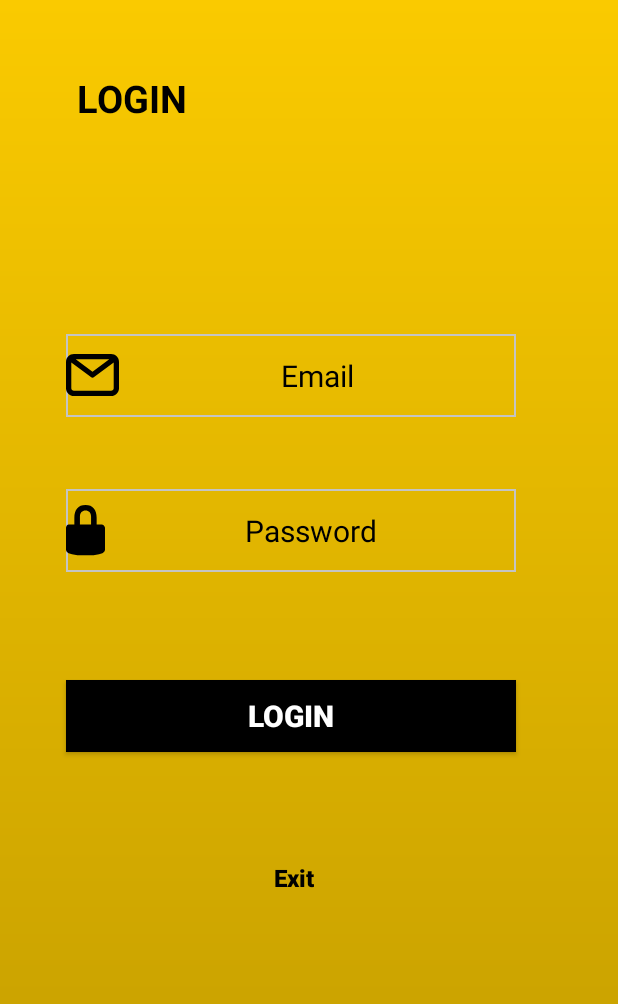
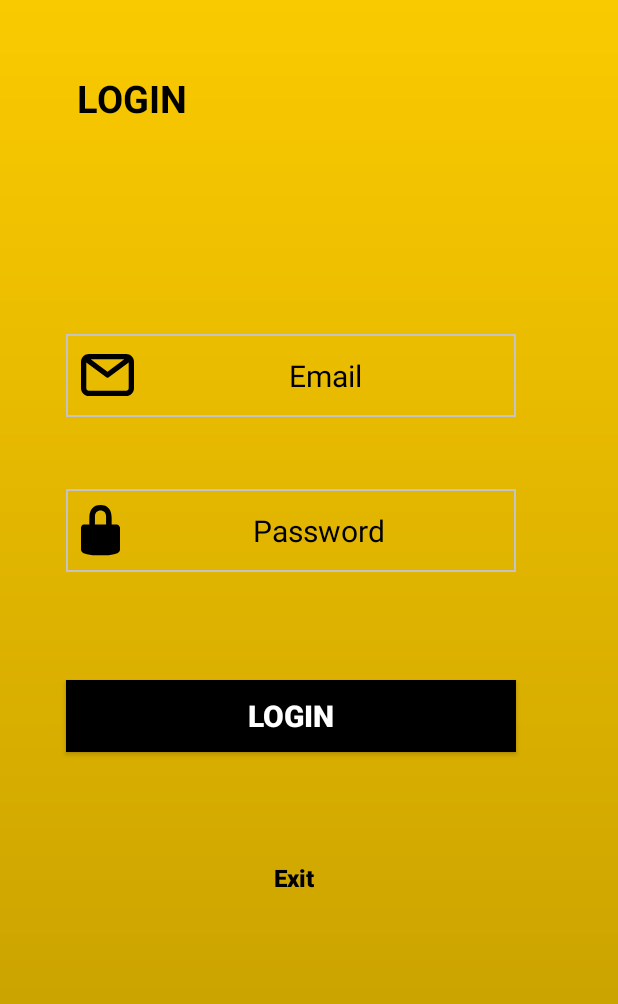
Before and after one commit to virusky/38_LeDiKhang_18037851, an Android app: the screen it shows after launch (MainActivity), on a phone screen of 412 x 824 dp. Shown: the top 1004 px of the screen. Run offline under Robolectric (Android 15) with nearby library versions, the phone set to English and light mode, and no system bars; our stand-ins replace Firebase (no records; nobody signed in at launch, a user with empty details on screens opened directly).

Commit message:
chinh sua giao dien + hoan thanh ung dung

```diff
--- a/app/src/main/java/iuh/edu/a38_18037851_ledikhang/Add_product.java
+++ b/app/src/main/java/iuh/edu/a38_18037851_ledikhang/Add_product.java
@@ -19,7 +19,6 @@ import java.util.HashMap;
 import java.util.Map;
 
 public class Add_product extends AppCompatActivity {
-    private Product product;
     private Button buttonCreate;
     private Button buttonBack;
 
--- a/app/src/main/res/layout/activity_main.xml
+++ b/app/src/main/res/layout/activity_main.xml
@@ -34,6 +34,7 @@
         android:ems="10"
         android:hint="Email"
         android:inputType="textEmailAddress"
+        android:paddingLeft="10dp"
         android:textAlignment="center"
         android:textColor="#000000"
         android:textColorHint="#000000"
@@ -51,6 +52,7 @@
         android:ems="10"
         android:hint="Password"
         android:inputType="textPassword"
+        android:paddingLeft="10dp"
         android:textAlignment="center"
         android:textColor="#000000"
         android:textColorHint="#000000"
```
Also changed, not shown: 1 other file.
